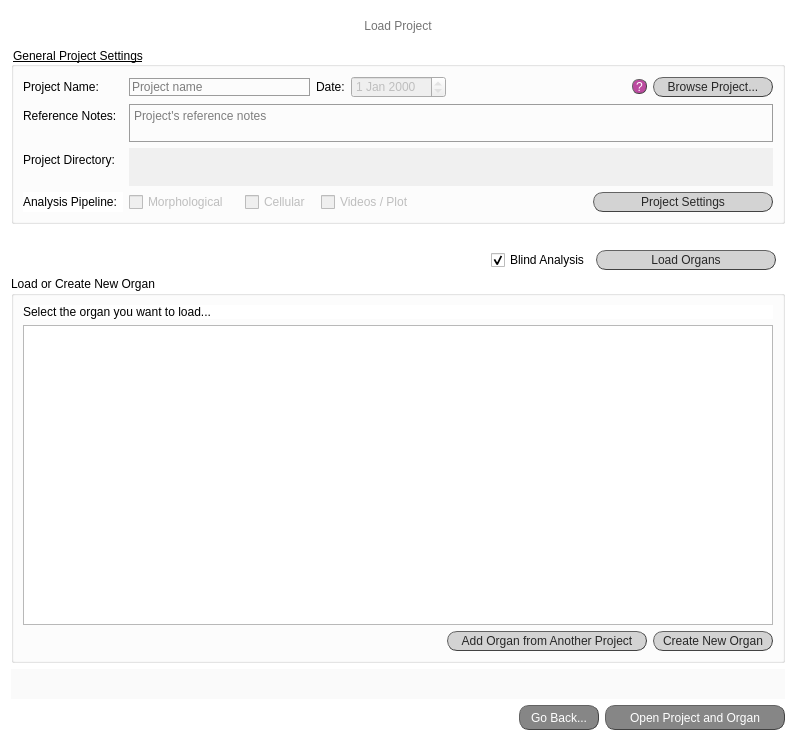
jsanchez679/morphoHeart_rev, file gui/load_project_screen.ui: the form before one commit.
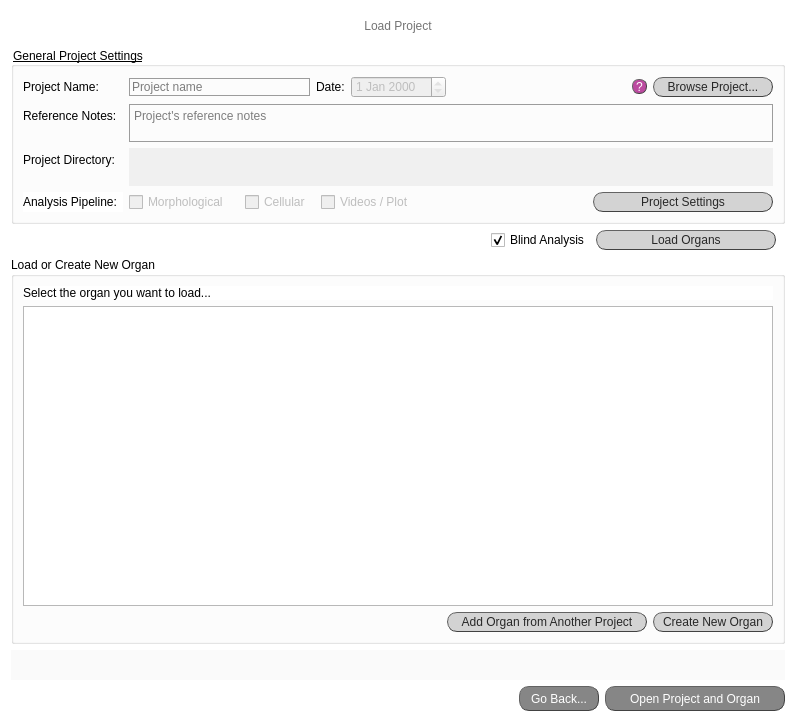
The form after the commit.

Diff of the .ui file:
```diff
--- a/gui/load_project_screen.ui
+++ b/gui/load_project_screen.ui
@@ -7,7 +7,7 @@
     <x>0</x>
     <y>0</y>
     <width>796</width>
-    <height>686</height>
+    <height>722</height>
    </rect>
   </property>
   <property name="windowTitle">
@@ -559,19 +559,6 @@
      </layout>
     </widget>
    </item>
-   <item>
-    <spacer name="horizontalSpacer_6">
-     <property name="orientation">
-      <enum>Qt::Horizontal</enum>
-     </property>
-     <property name="sizeHint" stdset="0">
-      <size>
-       <width>40</width>
-       <height>20</height>
-      </size>
-     </property>
-    </spacer>
-   </item>
    <item>
     <layout class="QHBoxLayout" name="horizontalLayout_6">
      <item>
@@ -739,8 +726,37 @@
          </size>
         </property>
         <property name="styleSheet">
-         <string notr="true">font: 25 10pt &quot;Calibri Light&quot;;
-border-color: rgb(170, 0, 127);</string>
+         <string notr="true">/* Horizontal*/
+QScrollBar:horizontal {
+	background-color: rgb(255, 255, 255);
+  	height: 12px;
+}
+
+QScrollBar::handle:horizontal {
+	background-color: rgb(162, 0, 122);
+	min-width: 30px;
+	border-radius: 6px;
+}
+
+QScrollBar::handle:horizontal:hover {
+	background-color:rgb(0, 0, 0);
+}
+
+/* Vertical*/
+QScrollBar:vertical {
+	background-color: rgb(255, 255, 255);
+  	width: 12px;
+}
+
+QScrollBar::handle:vertical {
+	background-color: rgb(162, 0, 122);
+	min-height: 30px;
+	border-radius: 6px;
+}
+
+QScrollBar::handle:vertical:hover {
+	background-color:rgb(0, 0, 0);
+}</string>
         </property>
        </widget>
       </item>
```
